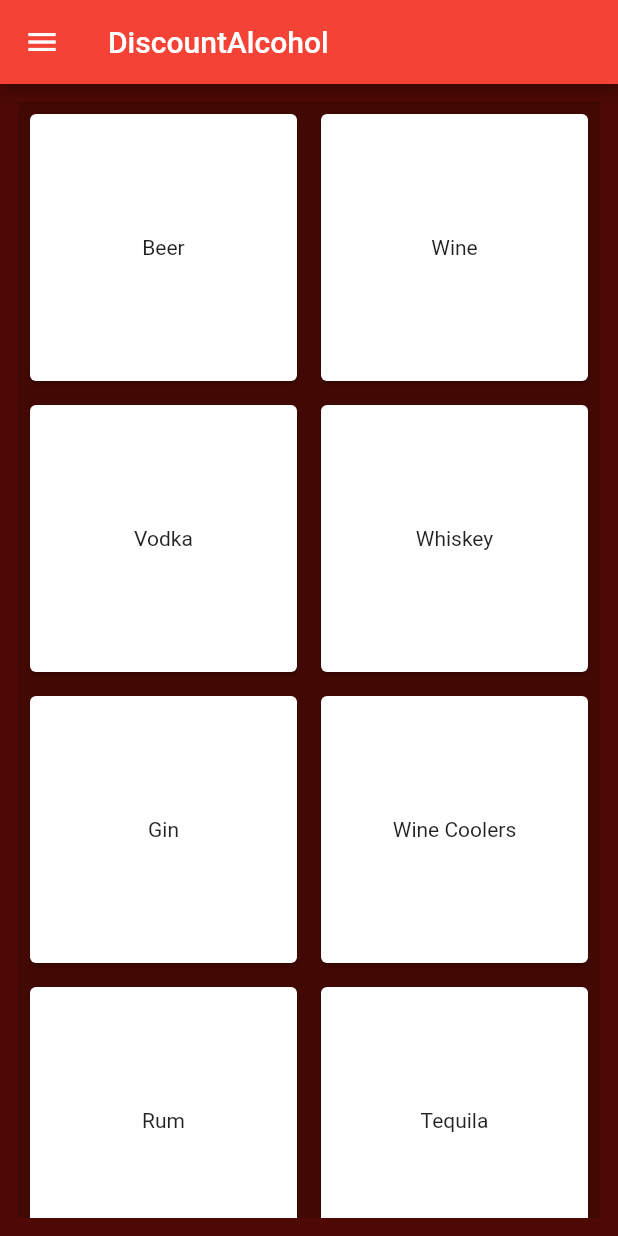
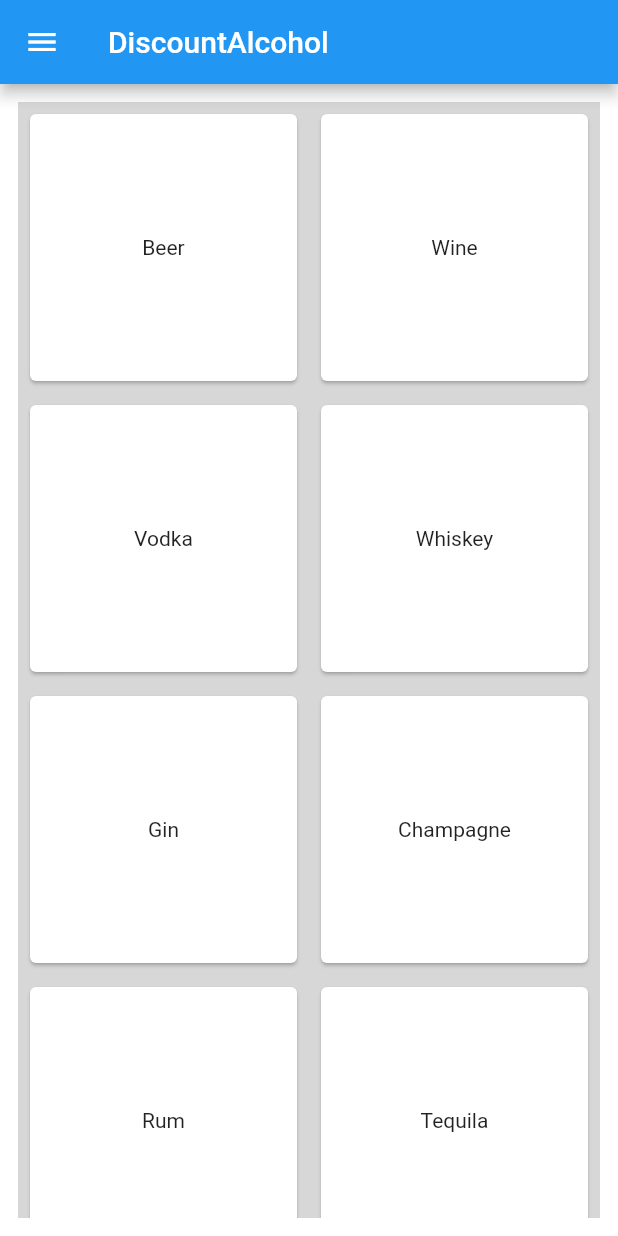
Before and after one commit to askudlarek/DiscountAlcohol, a Flutter app: the screen it shows after launch, on a phone screen of 412 x 824 dp. Run offline on Flutter 3.47's test engine with Material 2 defaults, Android fonts, the phone set to English and light mode, and no system bars; our stand-ins replace google_maps_flutter.

Commit message:
stylistic changes

```diff
--- a/discount_alcohol/lib/main.dart
+++ b/discount_alcohol/lib/main.dart
@@ -10,7 +10,7 @@ class DiscountAlcohol extends StatelessWidget {
     return MaterialApp(
       title: 'DiscountAlcohol',
       theme: ThemeData(
-        primarySwatch: Colors.red,
+        primarySwatch: Colors.blue,
       ),
       home: MyHomePage(title: 'DiscountAlcohol'),
       debugShowCheckedModeBanner: false,
@@ -70,7 +70,7 @@ class _MyHomePageState extends State<MyHomePage> {
       appBar: AppBar(
         title: Text(widget.title),
       ),
-      backgroundColor: Color.fromARGB(0xFF, 0x4E, 0x09, 0x04),
+      backgroundColor: Colors.white,
       drawer: NavDrawer(),
       body: Container(
         padding: EdgeInsets.all(12.0),
@@ -81,7 +81,7 @@ class _MyHomePageState extends State<MyHomePage> {
               "Vodka",
               "Whiskey",
               "Gin",
-              "Wine Coolers",
+              "Champagne",
               "Rum",
               "Tequila"]
             ),
```
